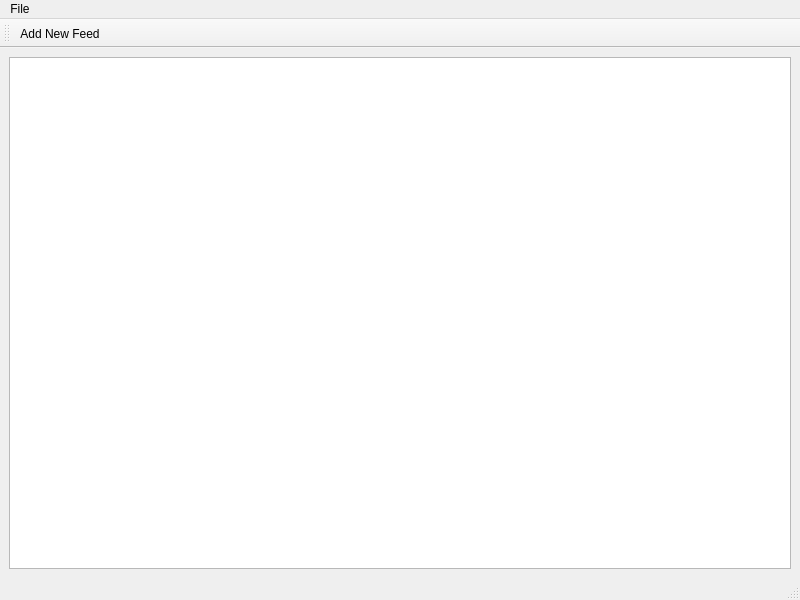
Before: the Qt Designer form clacks.ui in barryodev/clacks-qt, drawn with Qt 5.
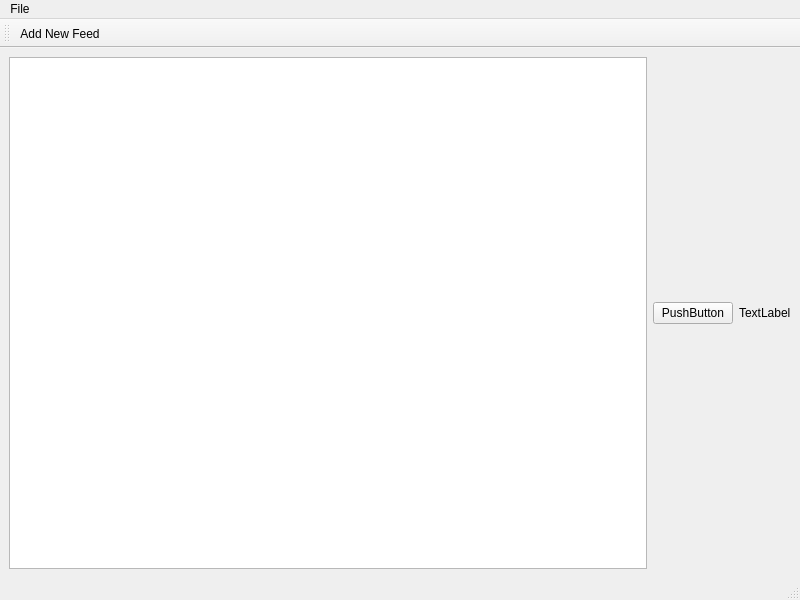
After: the same form once the commit is applied.

What changed in the file:
```diff
--- a/clacks.ui
+++ b/clacks.ui
@@ -18,6 +18,20 @@
     <item>
      <widget class="QListView" name="feedsList"/>
     </item>
+    <item>
+     <widget class="QPushButton" name="pushButton">
+      <property name="text">
+       <string>PushButton</string>
+      </property>
+     </widget>
+    </item>
+    <item>
+     <widget class="QLabel" name="databaseResult">
+      <property name="text">
+       <string>TextLabel</string>
+      </property>
+     </widget>
+    </item>
    </layout>
   </widget>
   <widget class="QMenuBar" name="menubar">
```
